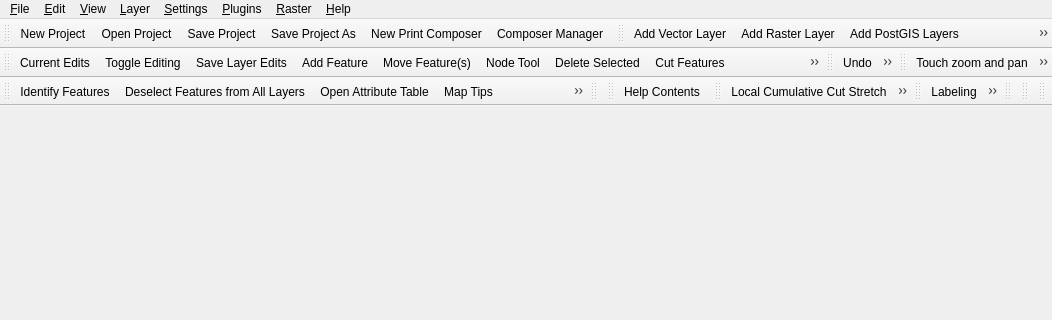
This is src/ui/qgisapp.ui in qgis/QGIS as Qt 5 draws it before an edit; both pictures show x 0 to 1052 and y 0 to 320 of the 1052 by 489 pixel window. The edited form follows.
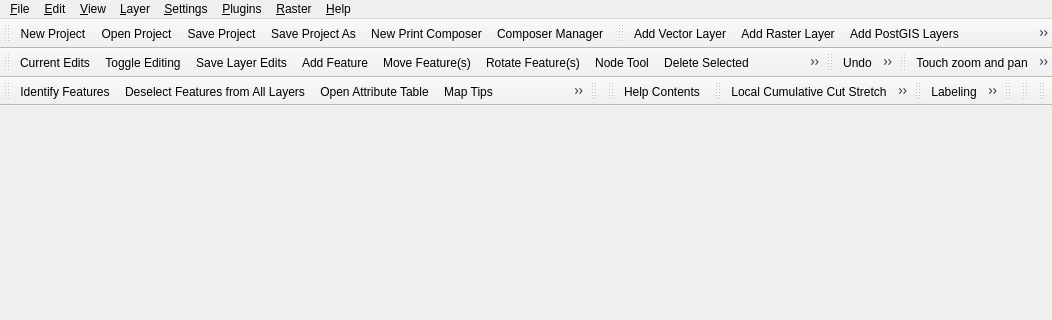
This is the edited form. Icons and pictures are not drawn.

Commit message: Added Rotate Map Tool

```diff
--- a/src/ui/qgisapp.ui
+++ b/src/ui/qgisapp.ui
@@ -288,6 +288,7 @@
    <addaction name="mActionSaveLayerEdits"/>
    <addaction name="mActionAddFeature"/>
    <addaction name="mActionMoveFeature"/>
+   <addaction name="mActionRotateFeature"/>
    <addaction name="mActionNodeTool"/>
    <addaction name="mActionDeleteSelected"/>
    <addaction name="mActionCutFeatures"/>
@@ -1968,6 +1969,17 @@
     <string>Save Layer Edits</string>
    </property>
   </action>
+  <action name="mActionRotateFeature">
+   <property name="checkable">
+    <bool>true</bool>
+   </property>
+   <property name="text">
+    <string>Rotate Feature(s)</string>
+   </property>
+   <property name="toolTip">
+    <string>Rotate Feature(s)</string>
+   </property>
+  </action>
  </widget>
  <resources>
   <include location="../../images/images.qrc"/>
```
Left out of the diff: 2 changed lines with no effect on the pictures. The commit also changes 5 other files.
